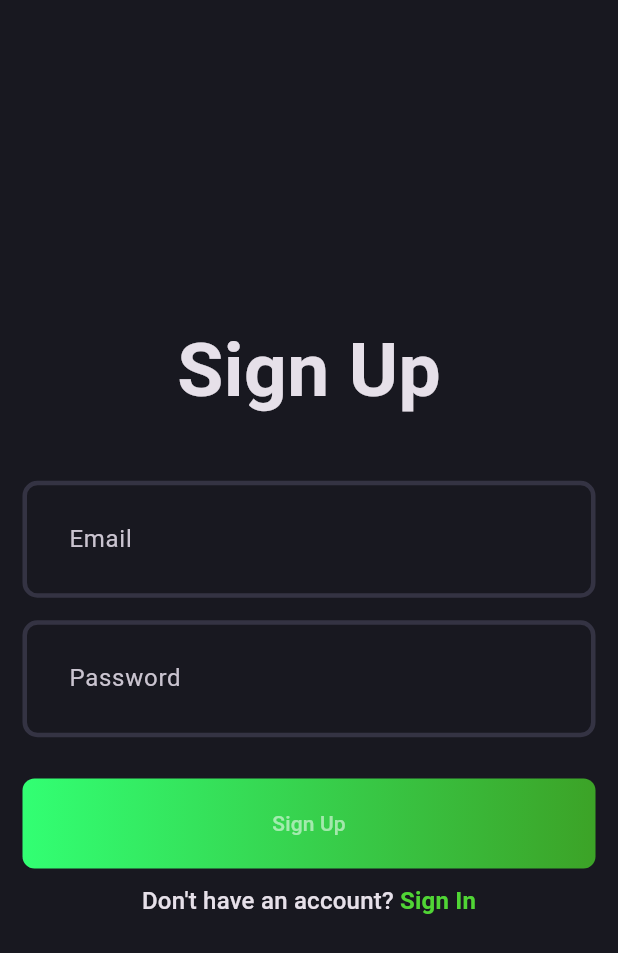
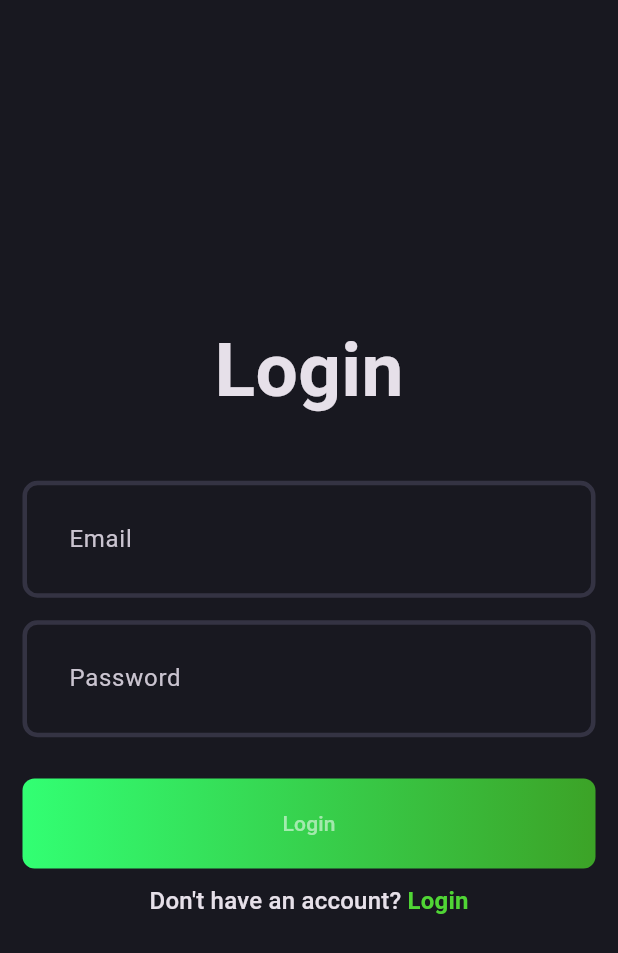
Before and after one commit to sujanbimali9/blog_app, a Flutter app: the screen it shows after launch, on a phone screen of 412 x 824 dp. Shown: the top 953 px of the screen. Run offline on Flutter 3.47's test engine with Material 3 defaults, Android fonts, the phone set to English and light mode, and no system bars; our stand-ins replace flutter_bloc, fpdart, get_it, go_router, supabase, supabase_flutter; accounts and stored records are empty.

Commit message:
signin added

```diff
--- a/lib/core/usecase/usecase.dart
+++ b/lib/core/usecase/usecase.dart
@@ -4,3 +4,5 @@ import 'package:fpdart/fpdart.dart';
 abstract interface class UseCase<SuccessType, Parms> {
   Future<Either<Failure, SuccessType>> call(Parms parms);
 }
+
+class NoParms {}
--- a/lib/feature/auth/domain/repository/auth_repository.dart
+++ b/lib/feature/auth/domain/repository/auth_repository.dart
@@ -7,4 +7,5 @@ abstract interface class AuthRepository {
       {required String email, required String name, required String password});
   Future<Either<Failure, User>> signInWithEmailAndPassword(
       {required String email, required String password});
+  Future<Either<Failure, User>> currentUser();
 }
--- /dev/null
+++ b/lib/feature/auth/domain/usercases/currentuser.dart
@@ -0,0 +1,15 @@
+import 'package:blog_app/core/error/failure.dart';
+import 'package:blog_app/core/usecase/usecase.dart';
+import 'package:blog_app/feature/auth/domain/entity/user.dart';
+import 'package:blog_app/feature/auth/domain/repository/auth_repository.dart';
+import 'package:fpdart/fpdart.dart';
+
+class CurrentUser implements UseCase<User, NoParms> {
+  final AuthRepository authRepository;
+
+  CurrentUser({required this.authRepository});
+  @override
+  Future<Either<Failure, User>> call(NoParms parms) {
+    return authRepository.currentUser();
+  }
+}
--- a/lib/feature/auth/domain/usercases/usersignup.dart
+++ b/lib/feature/auth/domain/usercases/usersignup.dart
@@ -1,3 +1,5 @@
+import 'dart:developer';
+
 import 'package:blog_app/core/error/failure.dart';
 import 'package:blog_app/core/usecase/usecase.dart';
 import 'package:blog_app/feature/auth/domain/entity/user.dart';
--- a/lib/feature/auth/presentation/bloc/auth_bloc.dart
+++ b/lib/feature/auth/presentation/bloc/auth_bloc.dart
@@ -1,4 +1,8 @@
+import 'dart:developer';
+
+import 'package:blog_app/core/usecase/usecase.dart';
 import 'package:blog_app/feature/auth/domain/entity/user.dart';
+import 'package:blog_app/feature/auth/domain/usercases/currentuser.dart';
 import 'package:blog_app/feature/auth/domain/usercases/usersignup.dart';
 import 'package:flutter/material.dart';
 import 'package:flutter_bloc/flutter_bloc.dart';
@@ -6,12 +10,23 @@ part 'auth_event.dart';
 part 'auth_state.dart';
 
 class AuthBloc extends Bloc<AuthEvent, AuthState> {
+  final CurrentUser _currentUser;
   final UserSignUp _userSignUp;
-  AuthBloc({required UserSignUp userSignUp})
+  final UserSignIn _userSignIn;
+  AuthBloc(
+      {required UserSignIn userSignIn,
+      required UserSignUp userSignUp,
+      required CurrentUser currentUser})
       : _userSignUp = userSignUp,
+        _userSignIn = userSignIn,
+        _currentUser = currentUser,
         super(AuthInitial()) {
-    on<AuthSignUp>(
-      (event, emit) async {
+    on<AuthSignUp>(_onAuthSignUp);
+    on<AuthSignIn>(_onAuthSignIn);
+    on<AuthLoggedIn>(_onUserLoggedIn);
+  }
+
+  void _onAuthSignUp(AuthSignUp event, Emitter<AuthState> emit) async {
     emit(AuthLoading());
     final res = await _userSignUp(
       UserSignUpParams(
@@ -22,6 +37,33 @@ class AuthBloc extends Bloc<AuthEvent, AuthState> {
     );
     res.fold((l) => emit(AuthFailure(message: l.error)),
         (user) => emit(AuthSuccess(user: user)));
+  }
+
+  void _onAuthSignIn(AuthSignIn event, Emitter<AuthState> emit) async {
+    emit(AuthLoading());
+    final res = await _userSignIn(
+      UserSignInParams(
+        email: event.email,
+        password: event.password,
+      ),
+    );
+    log('message');
+
+    res.fold((l) => emit(AuthFailure(message: l.error)),
+        (user) => emit(AuthSuccess(user: user)));
+  }
+
+  void _onUserLoggedIn(AuthLoggedIn event, Emitter<AuthState> emit) async {
+    final result = await _currentUser(NoParms());
+
+    result.fold(
+      (l) => emit(
+        AuthFailure(message: l.error),
+      ),
+      (user) {
+        emit(
+          AuthSuccess(user: user),
+        );
       },
     );
   }
--- a/lib/feature/auth/presentation/bloc/auth_event.dart
+++ b/lib/feature/auth/presentation/bloc/auth_event.dart
@@ -13,3 +13,14 @@ final class AuthSignUp extends AuthEvent {
   final String name;
   final String password;
 }
+
+final class AuthSignIn extends AuthEvent {
+  AuthSignIn({
+    required this.email,
+    required this.password,
+  });
+  final String email;
+  final String password;
+}
+
+final class AuthLoggedIn extends AuthEvent {}
--- a/lib/feature/auth/presentation/pages/login_page.dart
+++ b/lib/feature/auth/presentation/pages/login_page.dart
@@ -1,8 +1,12 @@
+import 'package:blog_app/core/common/widget/loader.dart';
 import 'package:blog_app/core/theme/app_pallete.dart';
+import 'package:blog_app/core/utils/snackbar.dart';
+import 'package:blog_app/feature/auth/presentation/bloc/auth_bloc.dart';
 import 'package:blog_app/feature/auth/presentation/widgets/gradient_button.dart';
 import 'package:blog_app/feature/auth/presentation/widgets/textfield.dart';
 import 'package:flutter/gestures.dart';
 import 'package:flutter/material.dart';
+import 'package:flutter_bloc/flutter_bloc.dart';
 import 'package:go_router/go_router.dart';
 
 class LoginScreen extends StatefulWidget {
@@ -28,14 +32,24 @@ class _LoginScreenState extends State<LoginScreen> {
   @override
   Widget build(BuildContext context) {
     return Scaffold(
-        body: Form(
+        body: BlocConsumer<AuthBloc, AuthState>(
+      listener: (context, state) {
+        if (state is AuthFailure) {
+          showSnackBar(context: context, message: state.message);
+        }
+      },
+      builder: (context, state) {
+        if (state is AuthLoading) {
+          return const Loading();
+        } else {
+          return Form(
             key: formkey,
             child: Column(
               crossAxisAlignment: CrossAxisAlignment.center,
               mainAxisAlignment: MainAxisAlignment.center,
               children: [
                 const Text(
-            "Sign Up",
+                  "Login",
                   style: TextStyle(fontSize: 50, fontWeight: FontWeight.bold),
                 ),
                 const SizedBox(
@@ -53,9 +67,13 @@ class _LoginScreenState extends State<LoginScreen> {
                   formKey: formkey,
                 ),
                 const SizedBox(height: 20),
-          GradientButton(onPressed: () {
+                GradientButton(
+                    text: 'Login',
+                    onPressed: () {
                       if (formkey.currentState!.validate()) {
-              // context.read<AuthBloc>().add(AuthSignIn(email: email, name: name, password: password));
+                        context.read<AuthBloc>().add(AuthSignIn(
+                            email: emailController.text.trim(),
+                            password: passwordController.text.trim()));
                       }
                     }),
                 const SizedBox(height: 10),
@@ -68,15 +86,22 @@ class _LoginScreenState extends State<LoginScreen> {
                         mouseCursor: SystemMouseCursors.click,
                         recognizer: TapGestureRecognizer()
                           ..onTap = () => GoRouter.of(context).go('/signup'),
-                  text: "Sign In",
-                  style: Theme.of(context).textTheme.titleMedium?.copyWith(
-                      color: AppPallete.gradient, fontWeight: FontWeight.bold),
+                        text: "Login",
+                        style: Theme.of(context)
+                            .textTheme
+                            .titleMedium
+                            ?.copyWith(
+                                color: AppPallete.gradient,
+                                fontWeight: FontWeight.bold),
                       ),
                     ],
                   ),
                 ),
               ],
             ),
+          );
+        }
+      },
     ));
   }
 }
--- a/lib/feature/auth/presentation/pages/signin_page.dart
+++ b/lib/feature/auth/presentation/pages/signin_page.dart
@@ -74,7 +74,9 @@ class _SignInScreenState extends State<SignInScreen> {
                     formKey: formkey,
                   ),
                   const SizedBox(height: 20),
-                  GradientButton(onPressed: () {
+                  GradientButton(
+                      text: "Sign Up",
+                      onPressed: () {
                         if (formkey.currentState!.validate()) {
                           context.read<AuthBloc>().add(AuthSignUp(
                               email: emailController.text.trim(),
--- a/lib/feature/auth/presentation/widgets/gradient_button.dart
+++ b/lib/feature/auth/presentation/widgets/gradient_button.dart
@@ -2,9 +2,11 @@ import 'package:blog_app/core/theme/app_pallete.dart';
 import 'package:flutter/material.dart';
 
 class GradientButton extends StatelessWidget {
-  const GradientButton({super.key, required this.onPressed});
+  const GradientButton(
+      {super.key, required this.onPressed, required this.text});
 
   final VoidCallback onPressed;
+  final String text;
   @override
   Widget build(BuildContext context) {
     return Container(
@@ -23,12 +25,12 @@ class GradientButton extends StatelessWidget {
           foregroundColor: AppPallete.transparentColor,
           shadowColor: AppPallete.transparentColor,
           backgroundColor: AppPallete.transparentColor,
-          shape: RoundedRectangleBorder(
+          shape: const RoundedRectangleBorder(
               borderRadius: BorderRadius.all(Radius.circular(6))),
         ),
-        child: const Text(
-          "Sign Up",
-          style: TextStyle(color: Colors.white54),
+        child: Text(
+          text,
+          style: const TextStyle(color: Colors.white54),
         ),
       ),
     );
--- a/lib/main.dart
+++ b/lib/main.dart
@@ -1,3 +1,5 @@
+import 'dart:developer';
+
 import 'package:blog_app/core/theme/theme.dart';
 import 'package:blog_app/feature/auth/presentation/bloc/auth_bloc.dart';
 import 'package:blog_app/feature/auth/presentation/init_dependency.dart';
@@ -18,8 +20,19 @@ Future<void> main() async {
   ));
 }
 
-class MainApp extends StatelessWidget {
+class MainApp extends StatefulWidget {
   const MainApp({super.key});
+
+  @override
+  State<MainApp> createState() => _MainAppState();
+}
+
+class _MainAppState extends State<MainApp> {
+  @override
+  void initState() {
+    super.initState();
+    context.read<AuthBloc>().add(AuthLoggedIn());
+  }
 
   @override
   Widget build(BuildContext context) {
```
Also changed, not shown: lib/feature/auth/data/datasource/auth_remote_data_source.dart (+30 -2 lines), lib/feature/auth/data/model/usermodel.dart (+11 -0 lines), lib/feature/auth/data/repository/auth_repository_implement.dart (+17 -2 lines), lib/feature/auth/presentation/init_dependency.dart (+22 -10 lines), 1 other file. Lines whose indentation alone changed are shown as unchanged.
